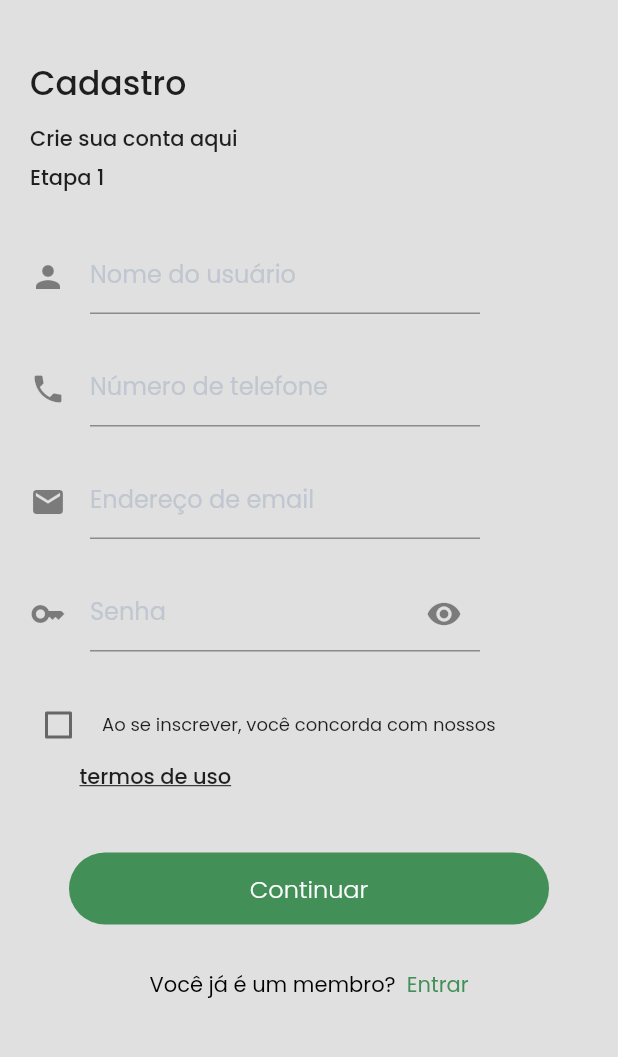
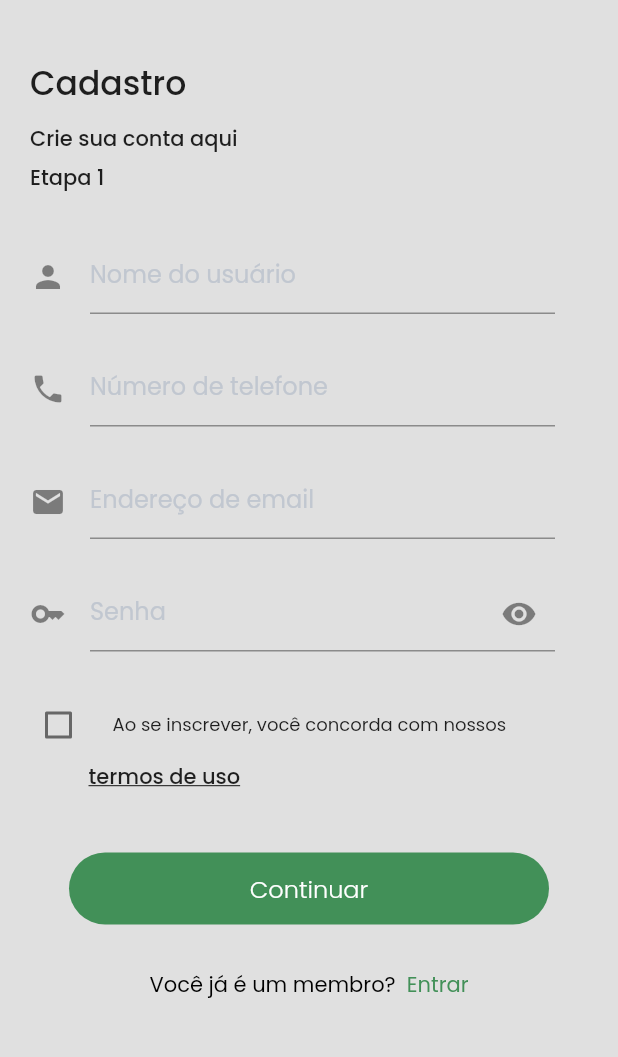
Before and after one commit to YLeall/agrolife, a Flutter app: the CreateAccount screen opened directly, on a phone screen of 412 x 824 dp, the part 70-1127 px from its top. Run offline on Flutter 3.47's test engine with Material 2 defaults, Android fonts, the phone set to English and light mode, and no system bars; our stand-ins replace google_fonts.

Commit message:
Front_cadastro_95%

```diff
--- a/lib/pages/mobile/create_account.dart
+++ b/lib/pages/mobile/create_account.dart
@@ -15,10 +15,11 @@ class CreateAccount extends StatefulWidget {
 }
 
 class _CreateAccountState extends State<CreateAccount> {
+
+  bool isChecked = false;
+
   @override
   Widget build(BuildContext context) {
-    bool isChecked = false;
-
     return Scaffold(
 
       backgroundColor: Colors.grey[300],
@@ -107,7 +108,8 @@ class _CreateAccountState extends State<CreateAccount> {
               const SizedBox(height: 30,),
 
 
-              Container(
+              Form(
+                child: Container(
                   alignment: Alignment.centerLeft,
                   margin: const EdgeInsets.only(left: 20),
 
@@ -118,7 +120,7 @@ class _CreateAccountState extends State<CreateAccount> {
                       Container(
                         margin: const EdgeInsets.only(right: 28),
                         child: SizedBox(
-                        width: 300,
+                          width: 350,
                           height: 50,
                           child: TextFormField(
                             keyboardType: TextInputType.text,
@@ -142,7 +144,7 @@ class _CreateAccountState extends State<CreateAccount> {
                       Container(
                         margin: const EdgeInsets.only(right: 28),
                         child: SizedBox(
-                        width: 300,
+                          width: 350,
                           height: 50,
                           child: TextFormField(
                             keyboardType: TextInputType.phone,
@@ -165,7 +167,7 @@ class _CreateAccountState extends State<CreateAccount> {
                       Container(
                         margin: const EdgeInsets.only(right: 28),
                         child: SizedBox(
-                        width: 300,
+                          width: 350,
                           height: 50,
                           child: TextFormField(
                             keyboardType: TextInputType.emailAddress,
@@ -187,7 +189,7 @@ class _CreateAccountState extends State<CreateAccount> {
                       Container(
                         margin: const EdgeInsets.only(right: 28),
                         child: SizedBox(
-                        width: 300,
+                          width: 350,
                           height: 50,
                           child: TextFormField(
                             keyboardType: TextInputType.visiblePassword,
@@ -216,6 +218,7 @@ class _CreateAccountState extends State<CreateAccount> {
                     ],
                   ),
                 ),
+              ),
 
               const SizedBox(height: 25,),
 
@@ -234,17 +237,19 @@ class _CreateAccountState extends State<CreateAccount> {
 
                               Checkbox(
                                 value: isChecked,
-                                activeColor: Colors.green,
+                                activeColor: Style.primaryColor,
 
-                                onChanged: (bool? value){
+                                onChanged: (bool? checked){
+                                  //print(checked);
                                   setState(() {
-                                    isChecked = value!;
+                                    isChecked = checked!;
+                                    //isChecked = !isChecked;
                                   });
                                 }
                               ),
 
                               Container(
-                                margin: const EdgeInsets.only(left: 5),
+                                margin: const EdgeInsets.only(left: 12),
                                 child: Text(
                                   'Ao se inscrever, você concorda com nossos',
                                   style: GoogleFonts.poppins(
@@ -263,7 +268,7 @@ class _CreateAccountState extends State<CreateAccount> {
                       ],
                     ),
                     Container(
-                      margin: const EdgeInsets.only(left: 53),
+                      margin: const EdgeInsets.only(left: 59),
                       child: Text(
                         'termos de uso',
                         style: GoogleFonts.poppins(
@@ -320,11 +325,12 @@ class _CreateAccountState extends State<CreateAccount> {
                         text: ' Entrar',
                         style: Style.textMemberGreen,
                       )
-                      // can add more TextSpans here...
                     ],
                   ),
                 ),
               ),
+
+              const SizedBox(height: 15,),
 
             ],
           ),
```
Also changed, not shown: lib/pages/mobile/login_account.dart (+59 -0 lines), lib/responsive/mobile_scaffold.dart (+13 -1 lines). Lines whose indentation alone changed are shown as unchanged.
